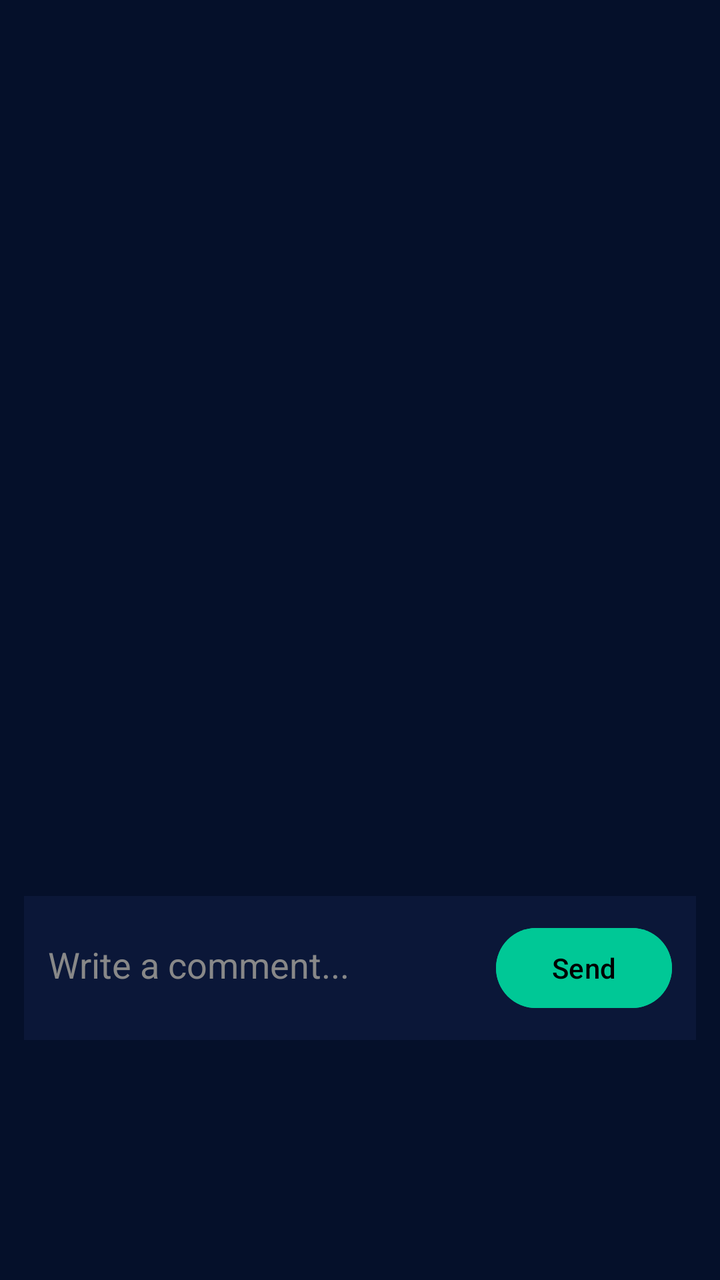
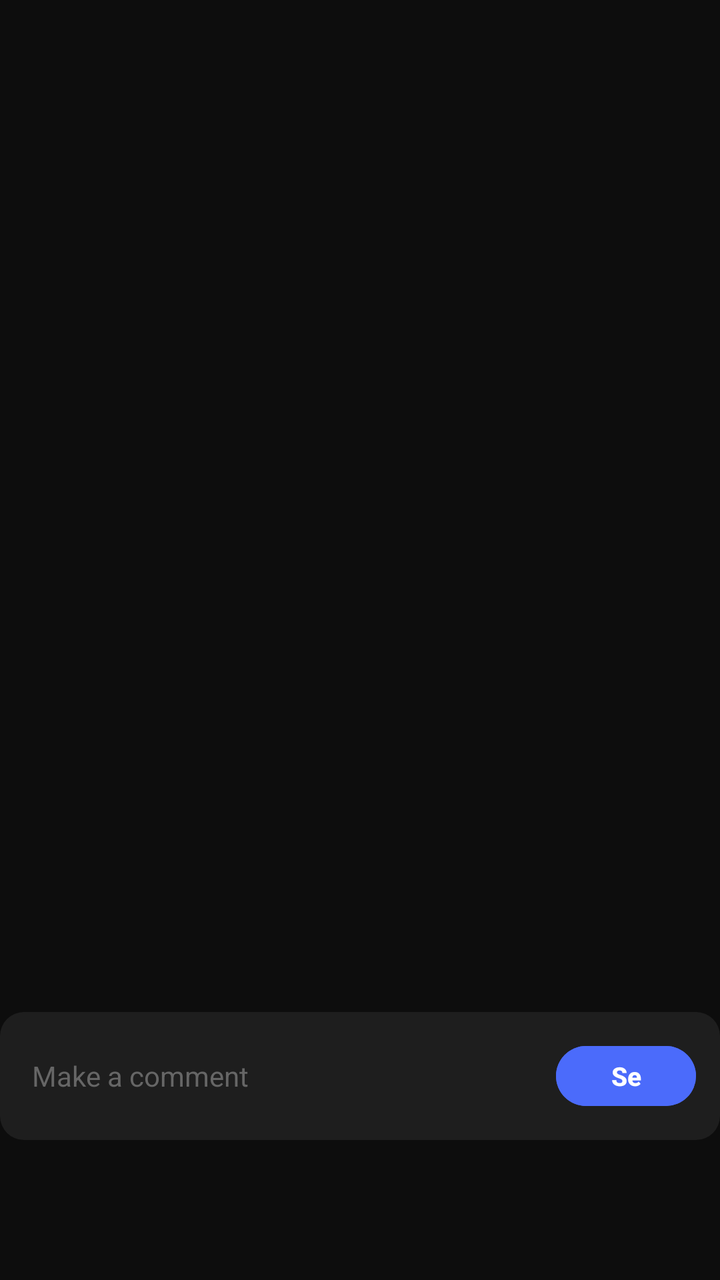

Two renders of the same Android screen: before a commit and after it. Below are the layout's source before the change and the commit's diff.
<!-- AndroidManifest.xml: application theme Theme.PaperTraderV2 -->
<!-- res/layout/fragment_comments.xml -->
<?xml version="1.0" encoding="utf-8"?>
<androidx.constraintlayout.widget.ConstraintLayout
    xmlns:android="http://schemas.android.com/apk/res/android"
    xmlns:app="http://schemas.android.com/apk/res-auto"
    xmlns:tools="http://schemas.android.com/tools"
    android:layout_width="match_parent"
    android:layout_height="match_parent"
    android:background="#05102A">

    <androidx.recyclerview.widget.RecyclerView
        android:id="@+id/commentsRecycler"
        android:layout_width="0dp"
        android:layout_height="0dp"
        android:padding="12dp"
        app:layout_constraintTop_toTopOf="parent"
        app:layout_constraintBottom_toTopOf="@id/commentInputContainer"
        app:layout_constraintStart_toStartOf="parent"
        app:layout_constraintEnd_toEndOf="parent" />

    <LinearLayout
        android:id="@+id/commentInputContainer"
        android:layout_width="0dp"
        android:layout_height="wrap_content"
        android:layout_marginStart="12dp"
        android:layout_marginEnd="12dp"
        android:layout_marginBottom="120dp"
        android:background="#0B1738"
        android:orientation="horizontal"
        android:padding="12dp"
        app:layout_constraintBottom_toBottomOf="parent"
        app:layout_constraintEnd_toEndOf="parent"
        app:layout_constraintHorizontal_bias="0.0"
        app:layout_constraintStart_toStartOf="parent">

        <EditText
            android:id="@+id/commentInput"
            android:layout_width="0dp"
            android:layout_height="wrap_content"
            android:layout_weight="1"
            android:background="@android:color/transparent"
            android:hint="Write a comment..."
            android:textColor="#FFFFFF"
            android:textColorHint="#888888"
            tools:layout_editor_absoluteX="24dp"
            tools:layout_editor_absoluteY="562dp" />

        <Button
            android:id="@+id/btnSendComment"
            android:layout_width="wrap_content"
            android:layout_height="wrap_content"
            android:backgroundTint="#00C896"
            android:text="Send"
            android:textColor="#000000"
            tools:layout_editor_absoluteX="299dp"
            tools:layout_editor_absoluteY="551dp" />
    </LinearLayout>

</androidx.constraintlayout.widget.ConstraintLayout>
<!-- resources referenced by this layout -->
<resources>
  <style name="Theme.PaperTraderV2" parent="Base.Theme.PaperTraderV2" />
  <style name="Base.Theme.PaperTraderV2" parent="Theme.Material3.DayNight.NoActionBar">
          
          
      </style>
</resources>

<!-- the commit's change to res/layout/fragment_comments.xml (unified diff, before → after) -->
@@ -2,57 +2,63 @@
 <androidx.constraintlayout.widget.ConstraintLayout
     xmlns:android="http://schemas.android.com/apk/res/android"
     xmlns:app="http://schemas.android.com/apk/res-auto"
-    xmlns:tools="http://schemas.android.com/tools"
     android:layout_width="match_parent"
     android:layout_height="match_parent"
-    android:background="#05102A">
+    android:background="#0D0D0D">
 
     <androidx.recyclerview.widget.RecyclerView
         android:id="@+id/commentsRecycler"
         android:layout_width="0dp"
         android:layout_height="0dp"
-        android:padding="12dp"
+        android:paddingStart="14dp"
+        android:paddingEnd="14dp"
+        android:paddingTop="14dp"
+        android:paddingBottom="8dp"
+        android:clipToPadding="false"
         app:layout_constraintTop_toTopOf="parent"
         app:layout_constraintBottom_toTopOf="@id/commentInputContainer"
         app:layout_constraintStart_toStartOf="parent"
         app:layout_constraintEnd_toEndOf="parent" />
 
+    
     <LinearLayout
         android:id="@+id/commentInputContainer"
         android:layout_width="0dp"
         android:layout_height="wrap_content"
-        android:layout_marginStart="12dp"
-        android:layout_marginEnd="12dp"
-        android:layout_marginBottom="120dp"
-        android:background="#0B1738"
+        android:background="@drawable/bg_card_dark"
         android:orientation="horizontal"
-        android:padding="12dp"
+        android:gravity="center_vertical"
+        android:paddingStart="16dp"
+        android:paddingEnd="12dp"
+        android:paddingTop="10dp"
+        android:paddingBottom="10dp"
+        android:layout_marginBottom="70dp"
         app:layout_constraintBottom_toBottomOf="parent"
-        app:layout_constraintEnd_toEndOf="parent"
-        app:layout_constraintHorizontal_bias="0.0"
-        app:layout_constraintStart_toStartOf="parent">
+        app:layout_constraintStart_toStartOf="parent"
+        app:layout_constraintEnd_toEndOf="parent">
 
         <EditText
             android:id="@+id/commentInput"
             android:layout_width="0dp"
-            android:layout_height="wrap_content"
+            android:layout_height="44dp"
             android:layout_weight="1"
             android:background="@android:color/transparent"
-            android:hint="Write a comment..."
+            android:hint="Make a comment"
             android:textColor="#FFFFFF"
-            android:textColorHint="#888888"
-            tools:layout_editor_absoluteX="24dp"
-            tools:layout_editor_absoluteY="562dp" />
+            android:textColorHint="#666666"
+            android:textSize="14sp"
+            android:singleLine="true" />
 
         <Button
             android:id="@+id/btnSendComment"
-            android:layout_width="wrap_content"
-            android:layout_height="wrap_content"
-            android:backgroundTint="#00C896"
+            android:layout_width="70dp"
+            android:layout_height="38dp"
+            android:backgroundTint="#4B6BFB"
             android:text="Send"
-            android:textColor="#000000"
-            tools:layout_editor_absoluteX="299dp"
-            tools:layout_editor_absoluteY="551dp" />
+            android:textColor="#FFFFFF"
+            android:textSize="13sp"
+            android:textStyle="bold"
+            android:layout_marginStart="8dp" />
     </LinearLayout>
 
 </androidx.constraintlayout.widget.ConstraintLayout>
<!-- resource entries referenced after the edit -->
@@ -1,9 +1,24 @@
 <!-- resources referenced by this layout -->
 <resources>
+  <!-- drawable bg_card_dark (drawable) -->
+  <?xml version="1.0" encoding="utf-8"?>
+  <shape xmlns:android="http://schemas.android.com/apk/res/android"
+      android:shape="rectangle">
+      <solid android:color="#1E1E1E" />
+      <corners android:radius="12dp" />
+  </shape>
   <style name="Theme.PaperTraderV2" parent="Base.Theme.PaperTraderV2" />
   <style name="Base.Theme.PaperTraderV2" parent="Theme.Material3.DayNight.NoActionBar">
-          
-          
+          <item name="android:windowBackground">#000000</item>
+          <item name="android:colorBackground">#000000</item>
+          <item name="colorPrimary">#000000</item>
+          <item name="colorPrimaryContainer">#000000</item>
+          <item name="colorSurface">#000000</item>
+          <item name="colorSurfaceVariant">#000000</item>
+          <item name="android:navigationBarColor">#0D0D0D</item>
+          <item name="android:statusBarColor">#000000</item>
+          <item name="android:windowLightStatusBar">false</item>
+          <item name="android:windowLightNavigationBar">false</item>
       </style>
 </resources>
 
